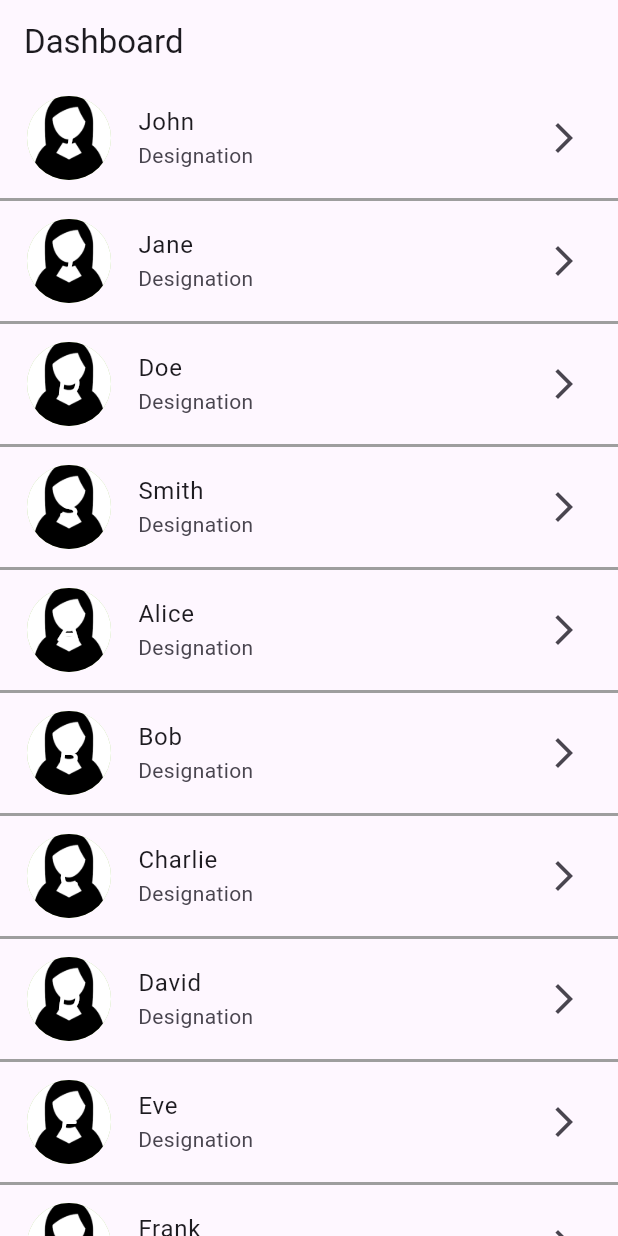
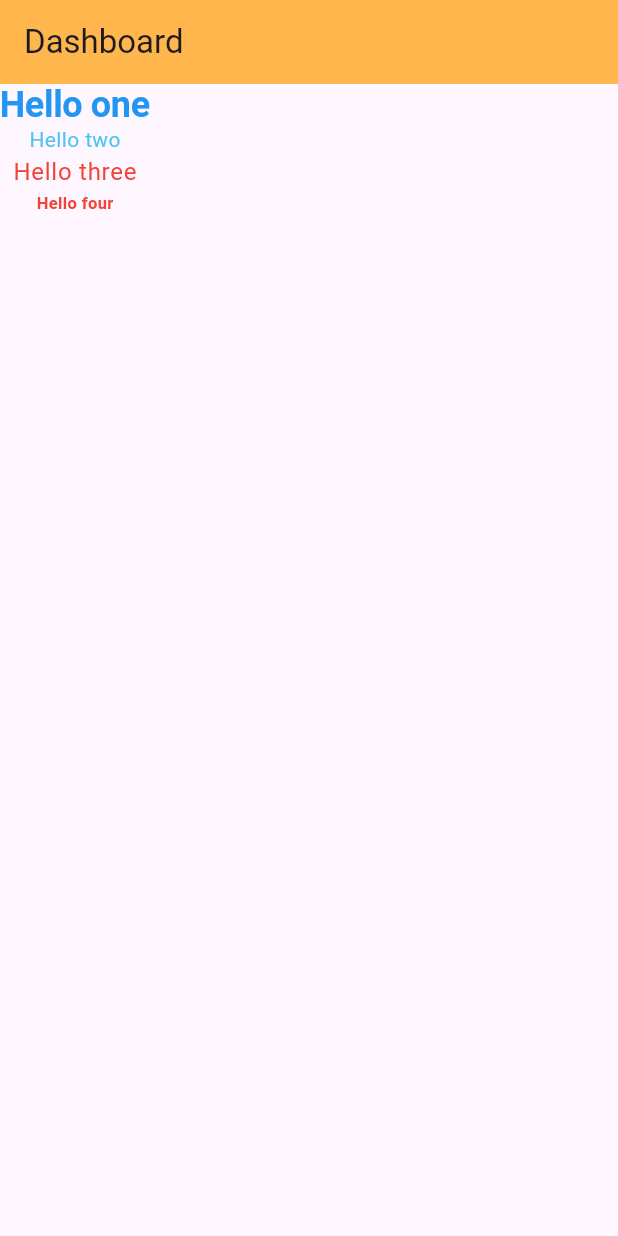
Before and after one commit to deep04shikha11/FlutterWork, a Flutter app: the screen it shows after launch, on a phone screen of 412 x 824 dp. Run offline on Flutter 3.47's test engine with Material 3 defaults, Android fonts, the phone set to English and light mode, and no system bars.

Commit message:
applying Flutter Styles and Themes

```diff
--- a/lib/main.dart
+++ b/lib/main.dart
@@ -1,4 +1,5 @@
 import 'package:flutter/material.dart';
+import 'package:hot_load_app/ui_helper/utility.dart';
 
 void main() {
   runApp(FlutterApp());
@@ -11,7 +12,15 @@ class FlutterApp extends StatelessWidget {
   Widget build(BuildContext context) {
     return MaterialApp(
       title: 'Flutter Demo',
-      theme: ThemeData(primarySwatch: Colors.blue),
+      theme: ThemeData(
+        primarySwatch: Colors.green,
+        textTheme: const TextTheme(
+          displayLarge: TextStyle(fontSize: 24, fontWeight: FontWeight.bold),
+          titleMedium: TextStyle(fontSize: 18, fontWeight: FontWeight.w500),
+          bodyLarge: TextStyle(fontSize: 16),
+          bodyMedium: TextStyle(fontSize: 14),
+        ),
+      ),
       home: DashboardScreen(),
     );
   }
@@ -21,68 +30,99 @@ class DashboardScreen extends StatelessWidget {
   const DashboardScreen({super.key});
   @override
   Widget build(BuildContext context) {
-    var arrNames = [
-      'John',
-      'Jane',
-      'Doe',
-      'Smith',
-      'Alice',
-      'Bob',
-      'Charlie',
-      'David',
-      'Eve',
-      'Frank',
-    ];
+    // var arrNames = [
+    //   'John',
+    //   'Jane',
+    //   'Doe',
+    //   'Smith',
+    //   'Alice',
+    //   'Bob',
+    //   'Charlie',
+    //   'David',
+    //   'Eve',
+    //   'Frank',
+    // ];
 
     return Scaffold(
-      appBar: AppBar(title: const Text('Dashboard')),
-      body: ListView.separated(
-        itemBuilder: (context, index) {
-          return ListTile(
-            // leading: CircleAvatar(child: Text('${index + 1}')),
-            leading: CircleAvatar(
-              backgroundImage: AssetImage('assets/images/profile.png'),
-              backgroundColor: Colors.lightGreen.shade300,
-              maxRadius: 30,
-              child: Text(
-                arrNames[index][0],
-                style: const TextStyle(
-                  color: Colors.white,
-                  fontFamily: 'Nunito',
-                  fontSize: 20,
-                  fontWeight: FontWeight.bold,
-                ),
-              ),
+      appBar: AppBar(
+        backgroundColor: Colors.orange.shade300,
+        title: const Text('Dashboard'),
+      ),
+      body: Column(
+        children: [
+          Text(
+            'Hello one',
+            style: Theme.of(
+              context,
+            ).textTheme.displayLarge!.copyWith(color: Colors.blue),
+          ),
+          Text(
+            'Hello two',
+            style: myTextStyle(color: Colors.lightBlue.shade300),
+          ),
+          Text(
+            'Hello three',
+            style: Theme.of(
+              context,
+            ).textTheme.bodyLarge!.copyWith(color: Colors.red),
+          ),
+          Text(
+            'Hello four',
+            style: myTextStyle(
+              fontSize: 11,
+              fontWeight: FontWeight.bold,
+              color: Colors.red,
             ),
-            title: Text(arrNames[index]),
-            subtitle: const Text('Designation'),
-            trailing: const Icon(Icons.arrow_forward_ios),
-          );
-        },
-        separatorBuilder: (context, index) =>
-            const Divider(height: 10, thickness: 2, color: Colors.grey),
-        itemCount: 20,
+          ),
+        ],
       ),
-      // Column(
-      //   children: [
-      //     Expanded(
-      //       flex: 2,
-      //       child: Container(height: 100, color: Colors.blue.shade300),
-      //     ),
-      //     Expanded(
-      //       flex: 2,
-      //       child: Container(height: 100, color: Colors.yellow.shade300),
-      //     ),
-      //     Expanded(
-      //       flex: 2,
-      //       child: Container(height: 100, color: Colors.red.shade300),
-      //     ),
-      //     Expanded(
-      //       flex: 2,
-      //       child: Container(height: 100, color: Colors.green.shade300),
-      //     ),
-      //   ],
-      // ),
+      //    ListView.separated(
+      //     itemBuilder: (context, index) {
+      //       return ListTile(
+      //         // leading: CircleAvatar(child: Text('${index + 1}')),
+      //         leading: CircleAvatar(
+      //           backgroundImage: AssetImage('assets/images/profile.png'),
+      //           backgroundColor: Colors.lightGreen.shade300,
+      //           maxRadius: 30,
+      //           child: Text(
+      //             arrNames[index][0],
+      //             style: const TextStyle(
+      //               color: Colors.white,
+      //               fontFamily: 'Nunito',
+      //               fontSize: 20,
+      //               fontWeight: FontWeight.bold,
+      //             ),
+      //           ),
+      //         ),
+      //         title: Text(arrNames[index]),
+      //         subtitle: Text('Designation ${index.toString()}'),
+      //         trailing: const Icon(Icons.arrow_forward_ios),
+      //       );
+      //     },
+      //     separatorBuilder: (context, index) =>
+      //         const Divider(height: 10, thickness: 2, color: Colors.grey),
+      //     itemCount: 20,
+      //   ),
+      //   // Column(
+      //   //   children: [
+      //   //     Expanded(
+      //   //       flex: 2,
+      //   //       child: Container(height: 100, color: Colors.blue.shade300),
+      //   //     ),
+      //   //     Expanded(
+      //   //       flex: 2,
+      //   //       child: Container(height: 100, color: Colors.yellow.shade300),
+      //   //     ),
+      //   //     Expanded(
+      //   //       flex: 2,
+      //   //       child: Container(height: 100, color: Colors.red.shade300),
+      //   //     ),
+      //   //     Expanded(
+      //   //       flex: 2,
+      //   //       child: Container(height: 100, color: Colors.green.shade300),
+      //   //     ),
+      //   //   ],
+      //   // ),
     );
   }
 }
--- /dev/null
+++ b/lib/ui_helper/utility.dart
@@ -0,0 +1,9 @@
+import 'package:flutter/material.dart';
+
+TextStyle myTextStyle({
+  double fontSize = 14,
+  FontWeight fontWeight = FontWeight.normal,
+  Color color = Colors.black,
+}) {
+  return TextStyle(fontSize: fontSize, fontWeight: fontWeight, color: color);
+}
```
